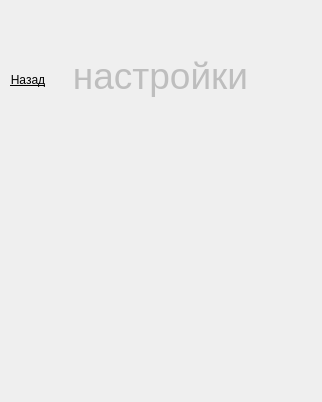
Old version of the form gamesettingwidget.ui in the repository covobo/game.
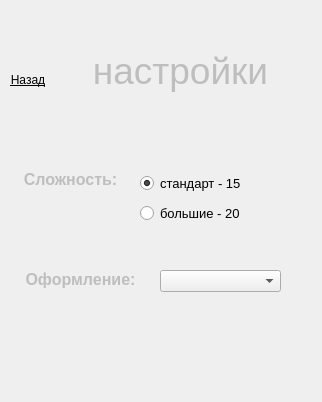
New version of the form.

What changed in the file:
```diff
--- a/gamesettingwidget.ui
+++ b/gamesettingwidget.ui
@@ -43,6 +43,41 @@
      <string>Назад</string>
     </property>
    </widget>
+   <widget class="QLabel" name="difficultLabel">
+    <property name="enabled">
+     <bool>false</bool>
+    </property>
+    <property name="geometry">
+     <rect>
+      <x>10</x>
+      <y>170</y>
+      <width>121</width>
+      <height>21</height>
+     </rect>
+    </property>
+    <property name="sizePolicy">
+     <sizepolicy hsizetype="Fixed" vsizetype="Fixed">
+      <horstretch>0</horstretch>
+      <verstretch>0</verstretch>
+     </sizepolicy>
+    </property>
+    <property name="font">
+     <font>
+      <family>Arial</family>
+      <pointsize>12</pointsize>
+      <weight>75</weight>
+      <bold>true</bold>
+     </font>
+    </property>
+    <property name="styleSheet">
+     <string notr="true"/>
+    </property>
+    <property name="text">
+     <string>Сложность:</string>
+    </property>
+    <property name="alignment">
+     <set>Qt::AlignHCenter|Qt::AlignTop</set>
+    </property>
   </widget>
   <widget class="QLabel" name="gameTitleLabel">
    <property name="enabled">
@@ -50,8 +85,8 @@
    </property>
    <property name="geometry">
     <rect>
-     <x>30</x>
-     <y>55</y>
+      <x>50</x>
+      <y>50</y>
      <width>261</width>
      <height>61</height>
     </rect>
@@ -76,6 +111,107 @@
    <property name="alignment">
     <set>Qt::AlignHCenter|Qt::AlignTop</set>
    </property>
+   </widget>
+   <widget class="QRadioButton" name="dificulRadioBtn">
+    <property name="geometry">
+     <rect>
+      <x>140</x>
+      <y>173</y>
+      <width>141</width>
+      <height>20</height>
+     </rect>
+    </property>
+    <property name="font">
+     <font>
+      <family>Arial</family>
+      <pointsize>10</pointsize>
+      <weight>50</weight>
+      <bold>false</bold>
+     </font>
+    </property>
+    <property name="cursor">
+     <cursorShape>PointingHandCursor</cursorShape>
+    </property>
+    <property name="text">
+     <string>стандарт - 15</string>
+    </property>
+    <property name="checked">
+     <bool>true</bool>
+    </property>
+    <property name="autoRepeat">
+     <bool>false</bool>
+    </property>
+   </widget>
+   <widget class="QRadioButton" name="dificulRadioBtn_2">
+    <property name="geometry">
+     <rect>
+      <x>140</x>
+      <y>203</y>
+      <width>131</width>
+      <height>20</height>
+     </rect>
+    </property>
+    <property name="font">
+     <font>
+      <family>Arial</family>
+      <pointsize>10</pointsize>
+      <weight>50</weight>
+      <bold>false</bold>
+     </font>
+    </property>
+    <property name="cursor">
+     <cursorShape>PointingHandCursor</cursorShape>
+    </property>
+    <property name="text">
+     <string>большие - 20</string>
+    </property>
+   </widget>
+   <widget class="QLabel" name="themeLabel">
+    <property name="enabled">
+     <bool>false</bool>
+    </property>
+    <property name="geometry">
+     <rect>
+      <x>10</x>
+      <y>270</y>
+      <width>141</width>
+      <height>21</height>
+     </rect>
+    </property>
+    <property name="sizePolicy">
+     <sizepolicy hsizetype="Fixed" vsizetype="Fixed">
+      <horstretch>0</horstretch>
+      <verstretch>0</verstretch>
+     </sizepolicy>
+    </property>
+    <property name="font">
+     <font>
+      <family>Arial</family>
+      <pointsize>12</pointsize>
+      <weight>75</weight>
+      <bold>true</bold>
+     </font>
+    </property>
+    <property name="styleSheet">
+     <string notr="true"/>
+    </property>
+    <property name="text">
+     <string>Оформление:</string>
+    </property>
+    <property name="alignment">
+     <set>Qt::AlignHCenter|Qt::AlignTop</set>
+    </property>
+   </widget>
+   <widget class="QComboBox" name="chooseStyleBox">
+    <property name="geometry">
+     <rect>
+      <x>160</x>
+      <y>270</y>
+      <width>121</width>
+      <height>22</height>
+     </rect>
+    </property>
+   </widget>
   </widget>
  </widget>
  <resources/>
```
Left out of the diff: 3 changed lines with no effect on the pictures. Lines whose indentation alone changed are shown as unchanged.
